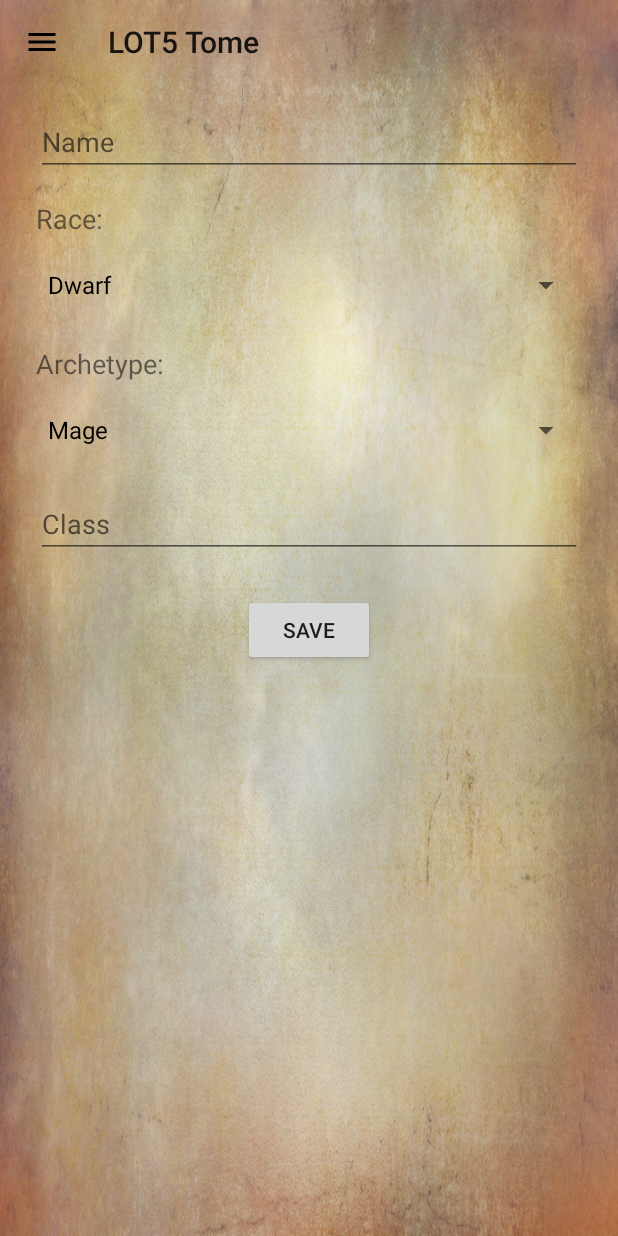
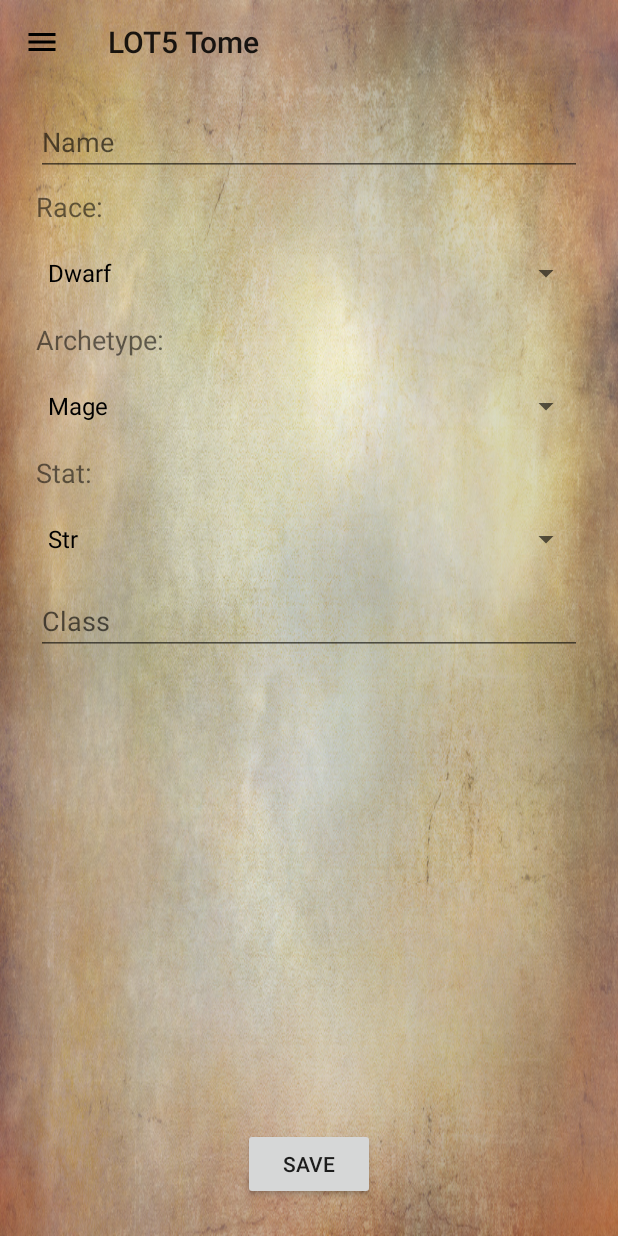
Before and after one commit to FcoAlvarez91/App_Movil_LOT5, an Android app: the fragment NewCharacterFragment placed in its activity, on a phone screen of 412 x 824 dp. Run offline under Robolectric (Android 15) with nearby library versions, the phone set to English and light mode, and no system bars; our stand-ins replace Room's generated code.

```diff
--- a/app/src/main/java/montero/app_movil_lot5/Models/Dao/DaoProfile.java
+++ b/app/src/main/java/montero/app_movil_lot5/Models/Dao/DaoProfile.java
@@ -19,6 +19,8 @@ public interface DaoProfile {
     void insertMultipleProfiles (List<Profile> formList);
     @Query("SELECT * FROM Profile WHERE id = :id")
     Profile fetchOneProfilebyProfileId (int id);
+    @Query("SELECT * FROM Profile WHERE username = :username")
+    Profile fetchOneProfilebyUsername (String username);
     @Update
     void updateProfile (Profile movies);
     @Delete
--- a/app/src/main/java/montero/app_movil_lot5/fragments/NewCharacterFragment.java
+++ b/app/src/main/java/montero/app_movil_lot5/fragments/NewCharacterFragment.java
@@ -44,6 +44,10 @@ public class NewCharacterFragment extends Fragment {
         ArrayAdapter<String> spinnerArchArrayAdapter = new ArrayAdapter<String>(getContext(), android.R.layout.simple_spinner_dropdown_item, getResources().getStringArray(R.array.arch));
         spinnerArch.setAdapter(spinnerArchArrayAdapter);
 
+        Spinner spinnerStat = (Spinner)getActivity().findViewById(R.id.new_stat);
+        ArrayAdapter<String> spinnerStatArrayAdapter = new ArrayAdapter<String>(getContext(), android.R.layout.simple_spinner_dropdown_item, getResources().getStringArray(R.array.stats));
+        spinnerStat.setAdapter(spinnerStatArrayAdapter);
+
 
     }
 }
--- a/app/src/main/res/layout/fragment_new_character.xml
+++ b/app/src/main/res/layout/fragment_new_character.xml
@@ -7,6 +7,18 @@
     tools:context=".fragments.NewCharacterFragment">
 
     <!-- TODO: Update blank fragment layout -->
+
+    <Spinner
+        android:id="@+id/new_stat"
+        android:layout_width="0dp"
+        android:layout_height="wrap_content"
+        android:layout_marginEnd="8dp"
+        android:layout_marginStart="8dp"
+        android:layout_marginTop="8dp"
+        app:layout_constraintEnd_toEndOf="parent"
+        app:layout_constraintHorizontal_bias="0.0"
+        app:layout_constraintStart_toStartOf="parent"
+        app:layout_constraintTop_toBottomOf="@+id/textView23" />
 
     <EditText
         android:id="@+id/new_name"
@@ -38,7 +50,7 @@
         android:layout_width="wrap_content"
         android:layout_height="wrap_content"
         android:layout_marginStart="8dp"
-        android:layout_marginTop="16dp"
+        android:layout_marginTop="8dp"
         android:text="Race:"
         android:textSize="18sp"
         app:layout_constraintStart_toStartOf="parent"
@@ -49,7 +61,7 @@
         android:layout_width="wrap_content"
         android:layout_height="wrap_content"
         android:layout_marginStart="8dp"
-        android:layout_marginTop="16dp"
+        android:layout_marginTop="8dp"
         android:text="Archetype:"
         android:textSize="18sp"
         app:layout_constraintStart_toStartOf="parent"
@@ -72,25 +84,36 @@
         android:layout_height="wrap_content"
         android:layout_marginEnd="8dp"
         android:layout_marginStart="8dp"
-        android:layout_marginTop="16dp"
+        android:layout_marginTop="8dp"
         android:ems="10"
         android:hint="Class"
         android:inputType="textPersonName"
         app:layout_constraintEnd_toEndOf="parent"
         app:layout_constraintStart_toStartOf="parent"
-        app:layout_constraintTop_toBottomOf="@+id/new_arch" />
+        app:layout_constraintTop_toBottomOf="@+id/new_stat" />
 
     <Button
         android:id="@+id/button3"
         android:layout_width="wrap_content"
         android:layout_height="wrap_content"
+        android:layout_marginBottom="8dp"
         android:layout_marginEnd="8dp"
         android:layout_marginStart="8dp"
-        android:layout_marginTop="24dp"
-        android:onClick="clickSave"
+        android:onClick="clickSaveCharacter"
         android:text="Save"
+        app:layout_constraintBottom_toBottomOf="parent"
         app:layout_constraintEnd_toEndOf="parent"
+        app:layout_constraintStart_toStartOf="parent" />
+
+    <TextView
+        android:id="@+id/textView23"
+        android:layout_width="wrap_content"
+        android:layout_height="wrap_content"
+        android:layout_marginStart="8dp"
+        android:layout_marginTop="8dp"
+        android:text="Stat:"
+        android:textSize="18sp"
         app:layout_constraintStart_toStartOf="parent"
-        app:layout_constraintTop_toBottomOf="@+id/new_role" />
+        app:layout_constraintTop_toBottomOf="@+id/new_arch" />
 
 </android.support.constraint.ConstraintLayout>
--- a/app/src/main/res/layout/fragment_profile.xml
+++ b/app/src/main/res/layout/fragment_profile.xml
@@ -79,7 +79,7 @@
         android:layout_height="wrap_content"
         android:layout_marginBottom="8dp"
         android:layout_marginStart="8dp"
-        android:onClick="clickNew"
+        android:onClick="clickNewCharacter"
         android:text="New"
         app:layout_constraintBottom_toBottomOf="parent"
         app:layout_constraintStart_toStartOf="parent" />
--- a/app/src/main/res/values/strings.xml
+++ b/app/src/main/res/values/strings.xml
@@ -100,4 +100,14 @@
         <item>Warrior</item>
     </string-array>
 
+    <string-array name="stats">
+        <item>Str</item>
+        <item>Vit</item>
+        <item>Int</item>
+        <item>Dex</item>
+        <item>Agi</item>
+        <item>Wis</item>
+        <item>Cha</item>
+    </string-array>
+
 </resources>
```
Also changed, not shown: app/src/main/java/montero/app_movil_lot5/MainActivity.java (+122 -43 lines), app/src/main/java/montero/app_movil_lot5/Models/Character.java (+63 -0 lines), app/src/main/java/montero/app_movil_lot5/Models/Profile.java (+0 -9 lines), app/src/main/res/layout/fragment_character.xml (+25 -21 lines), app/src/main/res/layout/fragment_log_in.xml (+13 -0 lines).
